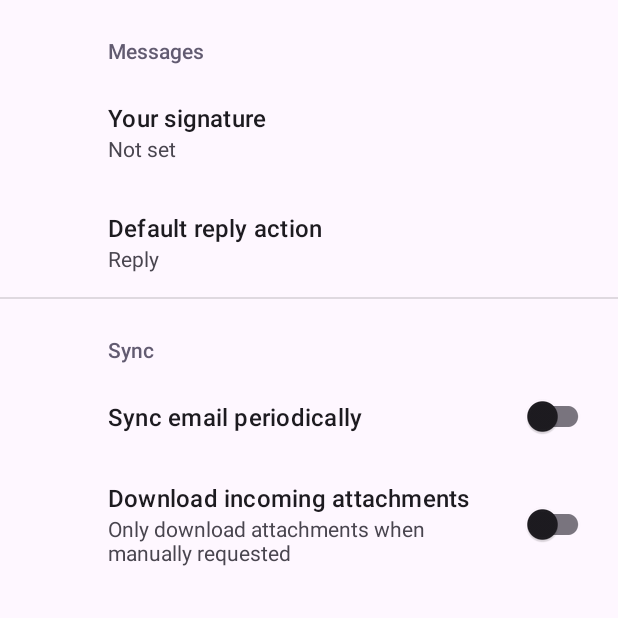
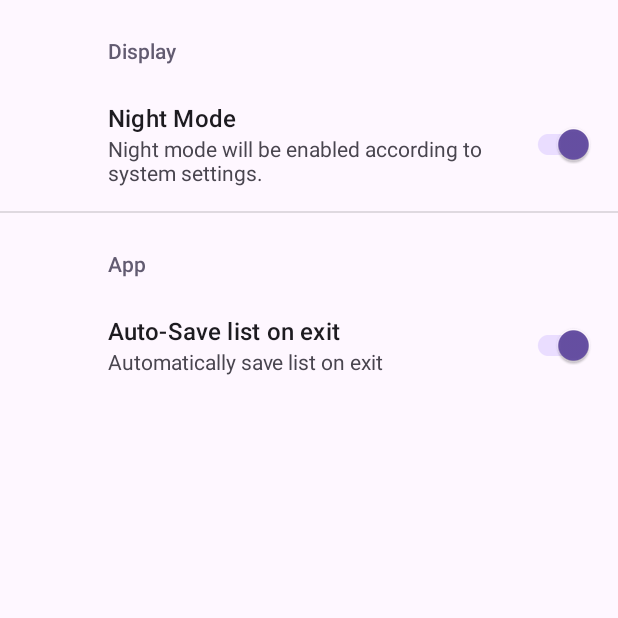
Before and after one commit to Devorah135/To-Do_List, an Android app: the SettingsActivity screen opened directly, with no data from a screen before it, on a phone screen of 412 x 824 dp, the top half of it. Run offline under Robolectric (Android 15) with nearby library versions, the phone set to English and light mode, and no system bars; our stand-ins replace androidx.preference.

Commit message:
preferences xml

```diff
--- a/app/src/main/res/values/strings.xml
+++ b/app/src/main/res/values/strings.xml
@@ -29,4 +29,12 @@
     <string name="about_message">A to-do list created by Ilana Renov and Devorah Schonkopf for MCON 255 term project.</string>
     <string name="about_title">About To-Do List</string>
     <string name="list_key">list key</string>
+    <string name="display_header">Display</string>
+    <string name="night_mode_off">Night mode will be disabled on the app</string>
+    <string name="night_mode_on">Night mode will be enabled according to system settings.</string>
+    <string name="night_mode_title">Night Mode</string>
+    <string name="app_header">App</string>
+    <string name="auto_save_off">Do not save list on exit</string>
+    <string name="auto_save_on">Automatically save list on exit</string>
+    <string name="auto_save_title">Auto-Save list on exit</string>
 </resources>
--- a/app/src/main/res/xml/root_preferences.xml
+++ b/app/src/main/res/xml/root_preferences.xml
@@ -1,35 +1,27 @@
 <PreferenceScreen xmlns:app="http://schemas.android.com/apk/res-auto">
 
-    <PreferenceCategory app:title="@string/messages_header">
+    <!--    Display Preference Catagory    -->
+    <PreferenceCategory app:title="@string/display_header">
+        <!--    Dark Mode Preference    -->
+        <SwitchPreferenceCompat
+            app:defaultValue="true"
+            app:key="@string/night_mode_key"
+            app:summaryOff="@string/night_mode_off"
+            app:summaryOn="@string/night_mode_on"
+            app:title="@string/night_mode_title" />
+    </PreferenceCategory>
 
-        <EditTextPreference
-            app:key="signature"
-            app:title="@string/signature_title"
-            app:useSimpleSummaryProvider="true" />
-
-        <ListPreference
-            app:defaultValue="reply"
-            app:entries="@array/reply_entries"
-            app:entryValues="@array/reply_values"
-            app:key="reply"
-            app:title="@string/reply_title"
-            app:useSimpleSummaryProvider="true" />
+    <!--    App Preference Catagory   -->
+    <PreferenceCategory app:title="@string/app_header">
+        <!--        Auto Save      -->
+        <SwitchPreferenceCompat
+            app:defaultValue="true"
+            app:key="@string/auto_save_key"
+            app:summaryOff="@string/auto_save_off"
+            app:summaryOn="@string/auto_save_on"
+            app:title="@string/auto_save_title" />
 
     </PreferenceCategory>
 
-    <PreferenceCategory app:title="@string/sync_header">
-
-        <SwitchPreferenceCompat
-            app:key="sync"
-            app:title="@string/sync_title" />
-
-        <SwitchPreferenceCompat
-            app:dependency="sync"
-            app:key="attachment"
-            app:summaryOff="@string/attachment_summary_off"
-            app:summaryOn="@string/attachment_summary_on"
-            app:title="@string/attachment_title" />
-
-    </PreferenceCategory>
 
 </PreferenceScreen>
```
